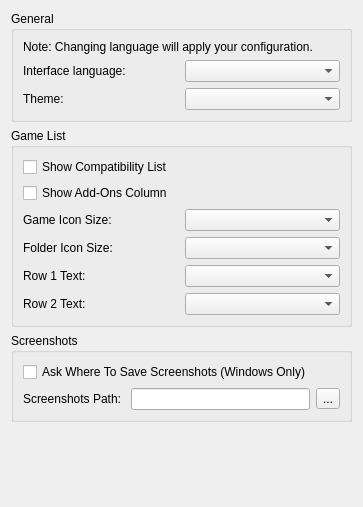
This is src/yuzu/configuration/configure_ui.ui in Kryptuq/Yuzu-Early-Access-files as Qt 5 draws it before an edit. The edited form follows.
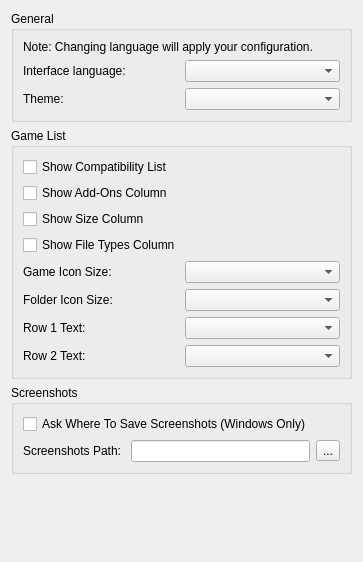
This is the edited form.

```diff
--- a/src/yuzu/configuration/configure_ui.ui
+++ b/src/yuzu/configuration/configure_ui.ui
@@ -7,7 +7,7 @@
     <x>0</x>
     <y>0</y>
     <width>363</width>
-    <height>507</height>
+    <height>562</height>
    </rect>
   </property>
   <property name="windowTitle">
@@ -90,6 +90,20 @@
           </property>
          </widget>
         </item>
+        <item>
+         <widget class="QCheckBox" name="show_size">
+          <property name="text">
+           <string>Show Size Column</string>
+          </property>
+         </widget>
+        </item>
+        <item>
+         <widget class="QCheckBox" name="show_types">
+          <property name="text">
+           <string>Show File Types Column</string>
+          </property>
+         </widget>
+        </item>
         <item>
          <layout class="QHBoxLayout" name="game_icon_size_qhbox_layout_2">
           <item>
```
